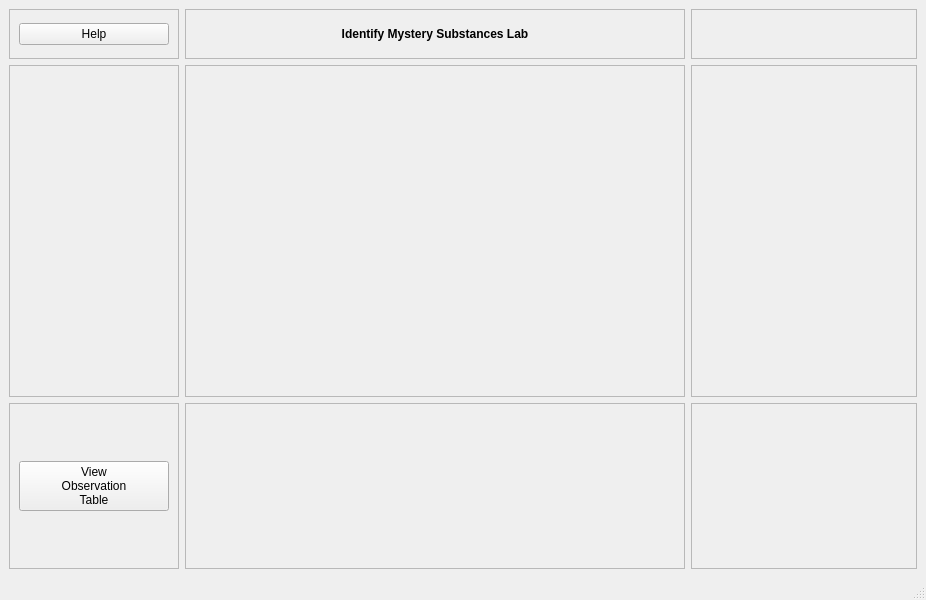
First picture: the form in mainwindow.ui, repository University-of-Utah-CS3505/a9-edu-app-DDDragonz, before the edit.
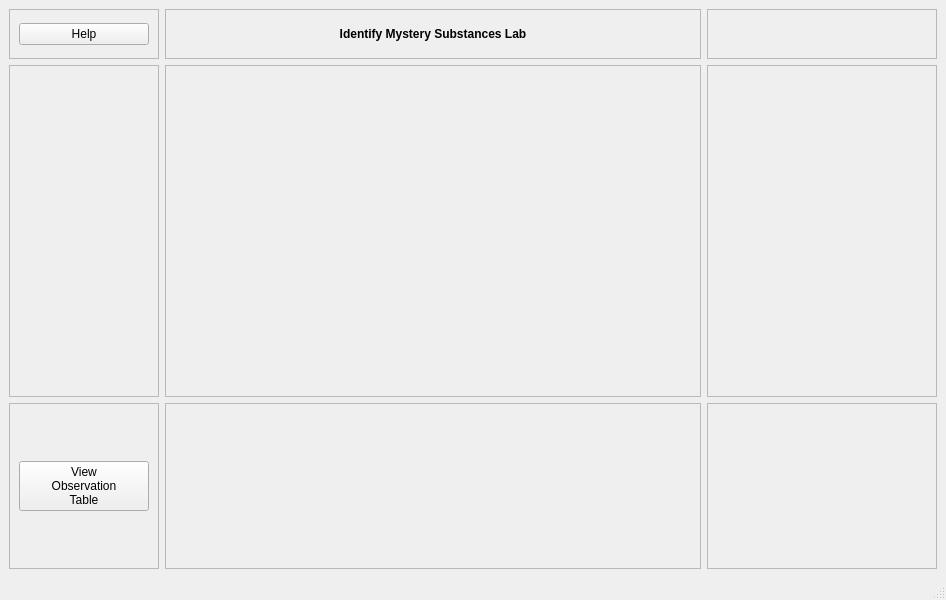
Second picture: the form after the edit. Custom widgets are drawn as their Qt base class.

The edit to the form file:
```diff
--- a/mainwindow.ui
+++ b/mainwindow.ui
@@ -6,7 +6,7 @@
    <rect>
     <x>0</x>
     <y>0</y>
-    <width>926</width>
+    <width>946</width>
     <height>600</height>
    </rect>
   </property>
@@ -152,13 +152,13 @@
      <widget class="QFrame" name="reactionIdentifiersFrame">
       <property name="minimumSize">
        <size>
-        <width>170</width>
+        <width>150</width>
         <height>0</height>
        </size>
       </property>
       <property name="maximumSize">
        <size>
-        <width>170</width>
+        <width>150</width>
         <height>16777215</height>
        </size>
       </property>
@@ -169,6 +169,18 @@
        <enum>QFrame::Raised</enum>
       </property>
       <layout class="QVBoxLayout" name="verticalLayout_4">
+       <property name="leftMargin">
+        <number>0</number>
+       </property>
+       <property name="topMargin">
+        <number>12</number>
+       </property>
+       <property name="rightMargin">
+        <number>0</number>
+       </property>
+       <property name="bottomMargin">
+        <number>0</number>
+       </property>
        <item>
         <widget class="ReactionIdentifiers" name="reactionIdentifiersWidget" native="true"/>
        </item>
@@ -213,7 +225,7 @@
       <property name="maximumSize">
        <size>
         <width>230</width>
-        <height>200</height>
+        <height>250</height>
        </size>
       </property>
       <property name="frameShape">
@@ -234,7 +246,7 @@
       <property name="maximumSize">
        <size>
         <width>16777215</width>
-        <height>200</height>
+        <height>250</height>
        </size>
       </property>
       <property name="frameShape">
```
Left out of the diff: 2 changed lines with no effect on the pictures.
